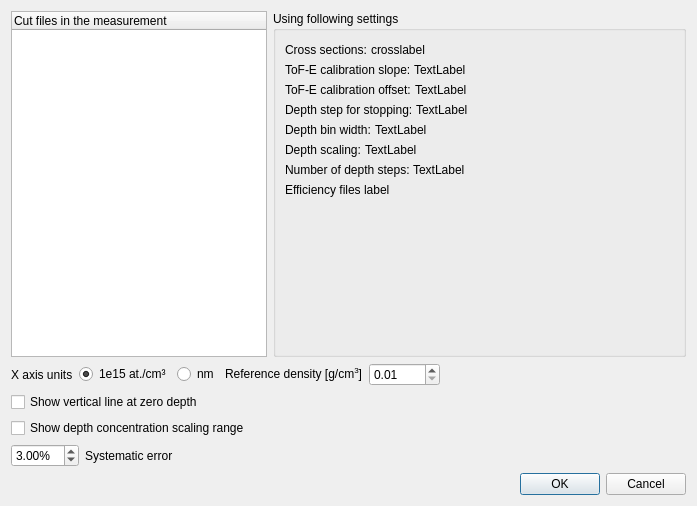
Qt form ui_files/ui_depth_profile_params.ui (JYU-IBA/potku) before a commit.
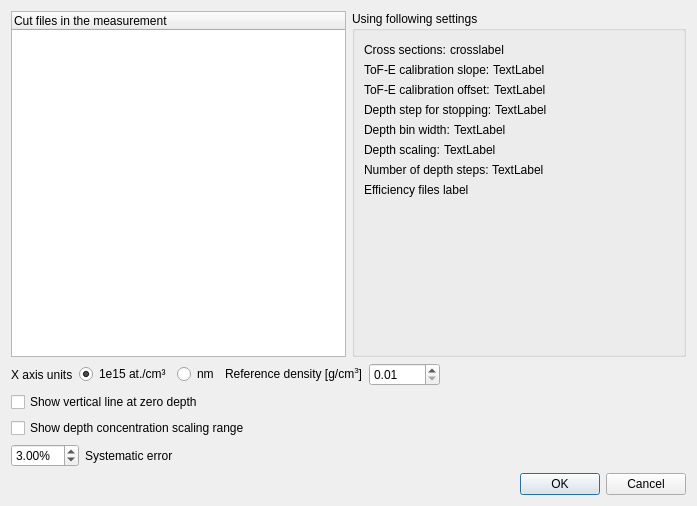
The same form after that commit.

Commit message: Sorted cut files and small UI change

```diff
--- a/ui_files/ui_depth_profile_params.ui
+++ b/ui_files/ui_depth_profile_params.ui
@@ -19,7 +19,7 @@
      <item>
       <widget class="QTreeWidget" name="treeWidget">
        <property name="sizePolicy">
-        <sizepolicy hsizetype="Minimum" vsizetype="Expanding">
+        <sizepolicy hsizetype="MinimumExpanding" vsizetype="MinimumExpanding">
          <horstretch>0</horstretch>
          <verstretch>0</verstretch>
         </sizepolicy>
```
The commit also changes 1 other file.
